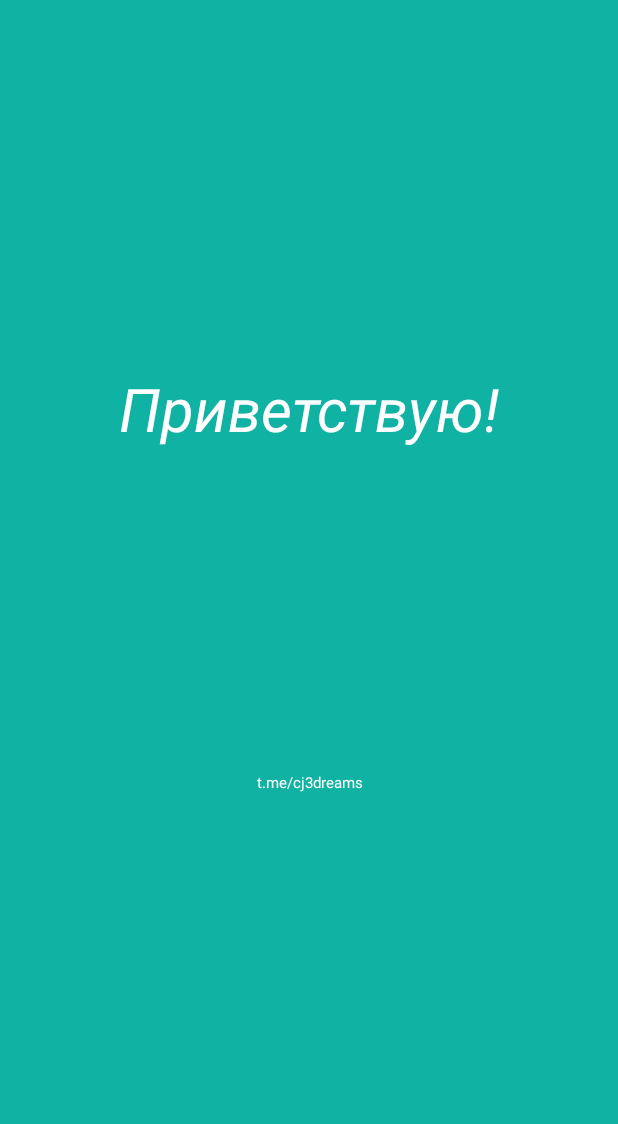
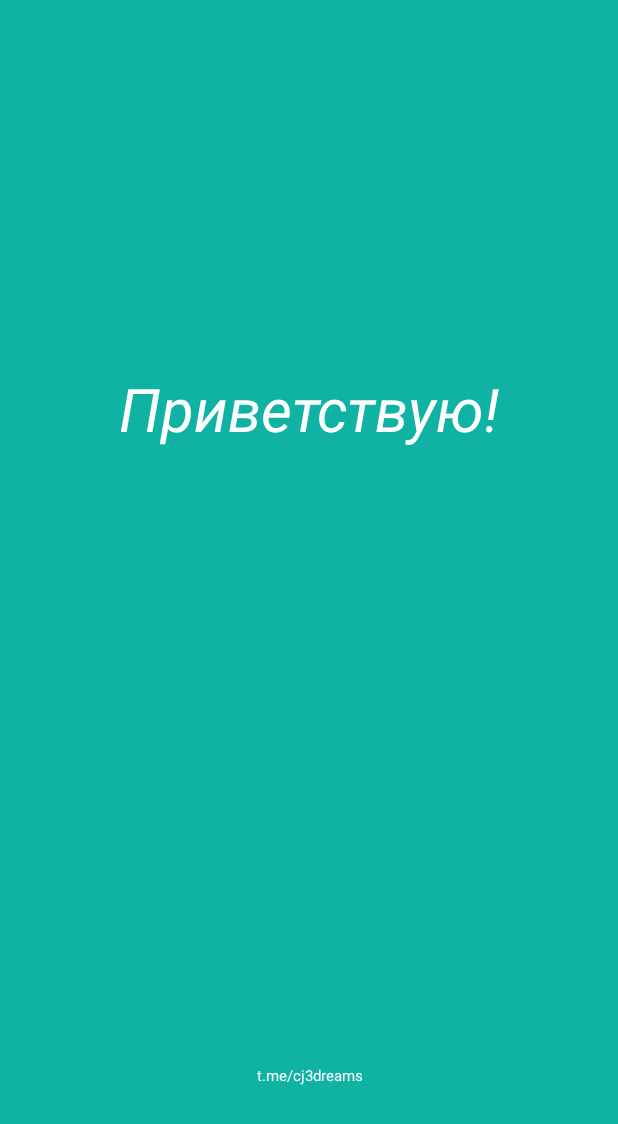
Before and after one commit to cj3dreams/Kotlin-Tasks-Beginning, an Android app: the SplashActivity2 screen opened directly, with no data from a screen before it, on a phone screen of 412 x 824 dp. Shown: the top 1124 px of the screen. Run offline under Robolectric (Android 15) with nearby library versions, the phone set to English and light mode, and no system bars; 1 statement that could not run was skipped.

Commit message:
just a little correction

```diff
--- a/app/src/main/res/layout/activity_splash_screen2.xml
+++ b/app/src/main/res/layout/activity_splash_screen2.xml
@@ -1,19 +1,17 @@
 <?xml version="1.0" encoding="utf-8"?>
-<LinearLayout xmlns:android="http://schemas.android.com/apk/res/android"
-    xmlns:app="http://schemas.android.com/apk/res-auto"
-    android:orientation="vertical"
+<RelativeLayout xmlns:android="http://schemas.android.com/apk/res/android"
     android:layout_width="match_parent"
     android:layout_height="match_parent"
-    android:background="#FF10B3A3">
+    android:background="#FF10B3A3"
+    android:orientation="vertical">
 
 
     <TextView
         android:id="@+id/textView"
         android:layout_width="match_parent"
         android:layout_height="wrap_content"
-        android:layout_below="@id/imageView"
+        android:layout_marginTop="230dp"
         android:gravity="center"
-        android:layout_marginTop="230dp"
         android:padding="15dp"
         android:text="Приветствую!"
         android:textColor="@color/white"
@@ -24,14 +22,12 @@
         android:id="@+id/textView1"
         android:layout_width="match_parent"
         android:layout_height="wrap_content"
-        android:layout_below="@id/progressBar"
         android:gravity="center"
-        android:layout_marginTop="170dp"
-        android:padding="30dp"
         android:text="t.me/cj3dreams"
         android:textColor="@color/white"
         android:textSize="10dp"
         android:textStyle="normal"
-        android:textAlignment="center"/>
+        android:layout_alignParentBottom="true"
+        android:layout_marginBottom="100dp"/>
 
-</LinearLayout>
+</RelativeLayout>
```
Also changed, not shown: app/src/main/res/layout/activity_splash_screen.xml (+17 -18 lines), 1 other file.
